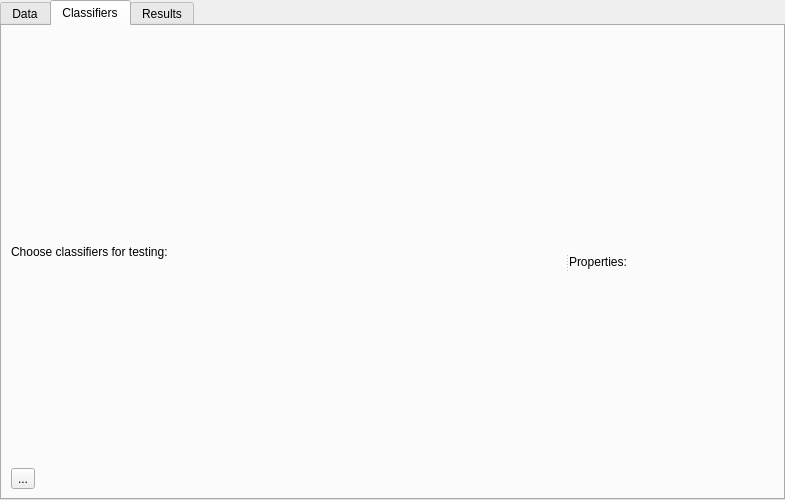
mdocekal/ClassMark, file classmark/ui/templates/experiment.ui: the form before one commit.
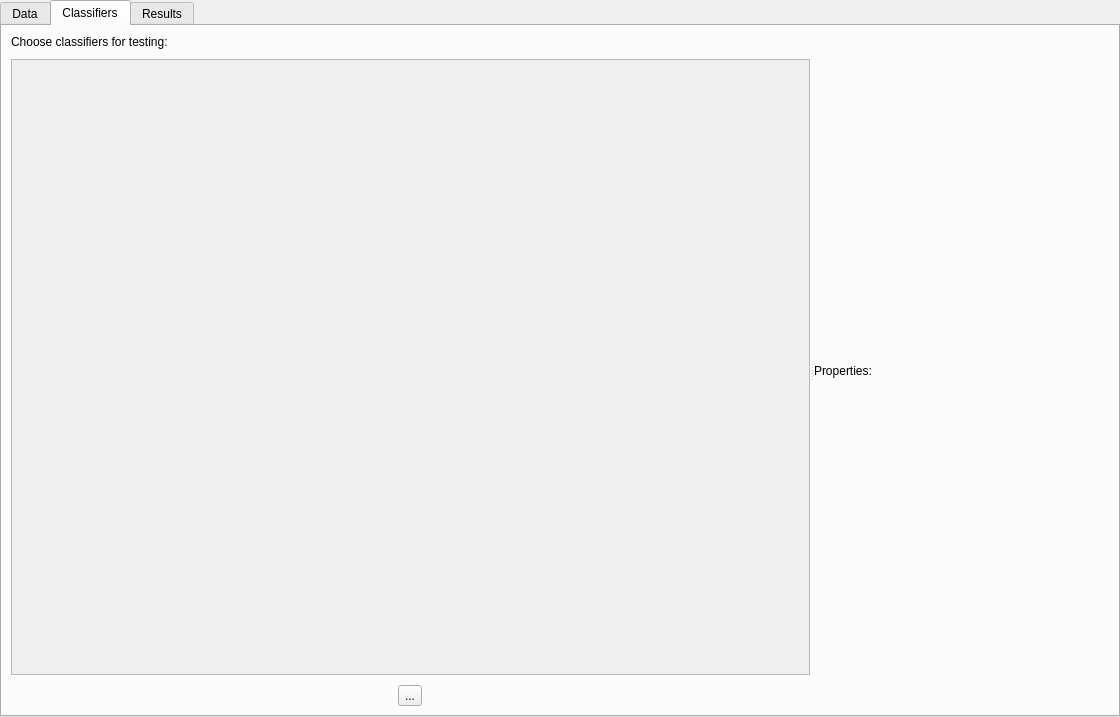
The form after the commit. The open tabs and pages were chosen to show the change. Icons and pictures are not drawn.

Commit message: New icons, plugins and classifiers.

```diff
--- a/classmark/ui/templates/experiment.ui
+++ b/classmark/ui/templates/experiment.ui
@@ -6,8 +6,8 @@
    <rect>
     <x>0</x>
     <y>0</y>
-    <width>785</width>
-    <height>500</height>
+    <width>1120</width>
+    <height>717</height>
    </rect>
   </property>
   <property name="windowTitle">
@@ -165,13 +165,93 @@
             </widget>
            </item>
            <item>
-            <layout class="QVBoxLayout" name="testClassifiersLayout"/>
+            <spacer name="verticalSpacer_3">
+             <property name="orientation">
+              <enum>Qt::Vertical</enum>
+             </property>
+             <property name="sizeType">
+              <enum>QSizePolicy::Preferred</enum>
+             </property>
+             <property name="sizeHint" stdset="0">
+              <size>
+               <width>20</width>
+               <height>10</height>
+              </size>
+             </property>
+            </spacer>
            </item>
            <item>
+            <widget class="QScrollArea" name="scrollArea">
+             <property name="autoFillBackground">
+              <bool>false</bool>
+             </property>
+             <property name="styleSheet">
+              <string notr="true"/>
+             </property>
+             <property name="sizeAdjustPolicy">
+              <enum>QAbstractScrollArea::AdjustToContents</enum>
+             </property>
+             <property name="widgetResizable">
+              <bool>true</bool>
+             </property>
+             <widget class="QWidget" name="scrollAreaWidget">
+              <property name="geometry">
+               <rect>
+                <x>0</x>
+                <y>0</y>
+                <width>784</width>
+                <height>549</height>
+               </rect>
+              </property>
+              <property name="mouseTracking">
+               <bool>false</bool>
+              </property>
+              <property name="tabletTracking">
+               <bool>false</bool>
+              </property>
+              <layout class="QVBoxLayout" name="verticalLayout_6">
+               <item>
+                <layout class="QVBoxLayout" name="testClassifiersLayout">
+                 <property name="sizeConstraint">
+                  <enum>QLayout::SetNoConstraint</enum>
+                 </property>
+                </layout>
+               </item>
+              </layout>
+             </widget>
+            </widget>
+           </item>
+           <item>
+            <spacer name="verticalSpacer">
+             <property name="orientation">
+              <enum>Qt::Vertical</enum>
+             </property>
+             <property name="sizeType">
+              <enum>QSizePolicy::Minimum</enum>
+             </property>
+             <property name="sizeHint" stdset="0">
+              <size>
+               <width>20</width>
+               <height>10</height>
+              </size>
+             </property>
+            </spacer>
+           </item>
+           <item alignment="Qt::AlignHCenter">
             <widget class="QToolButton" name="buttonAddClassifierOption">
              <property name="text">
               <string>...</string>
              </property>
+             <property name="icon">
+              <iconset>
+               <normaloff>../icons/plus.svg</normaloff>../icons/plus.svg</iconset>
+             </property>
+             <property name="iconSize">
+              <size>
+               <width>64</width>
+               <height>64</height>
+              </size>
+             </property>
             </widget>
            </item>
           </layout>
```
Left out of the diff: 34 changed lines with no effect on the pictures. The commit also changes 17 other files.
